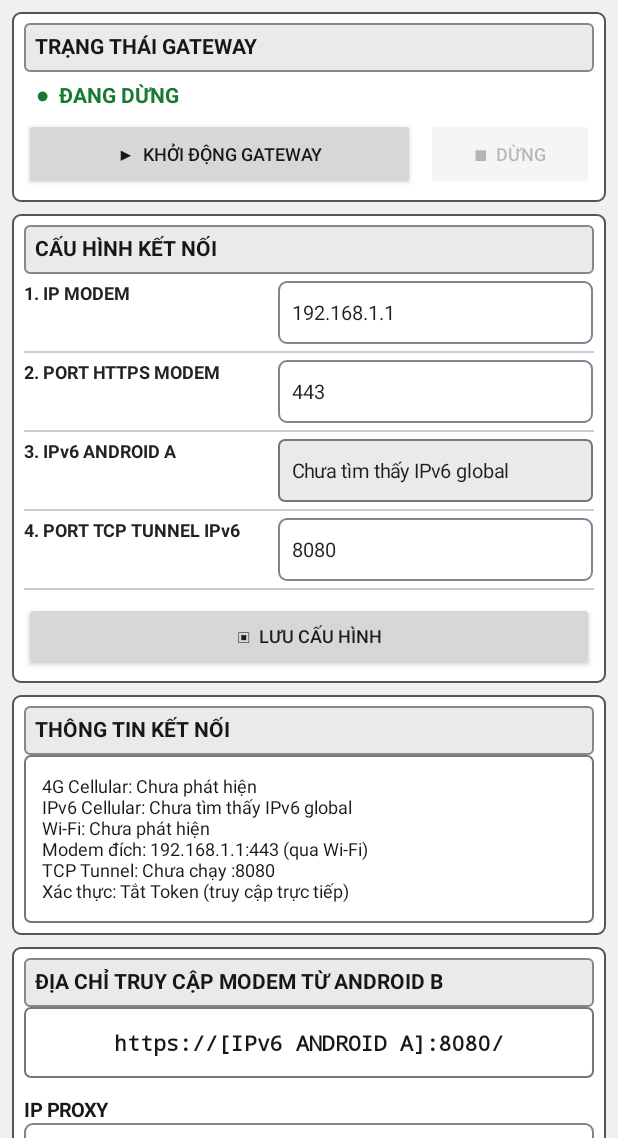
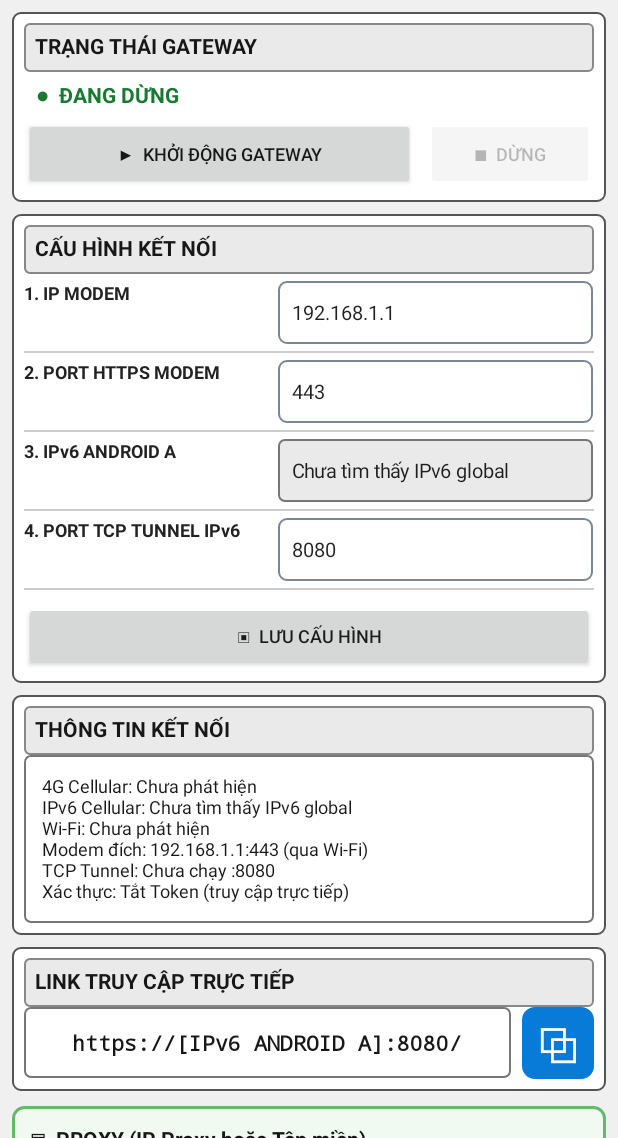
Before and after one commit to hieutt1982/IPv6_Modem_Gateway, an Android app: the screen it shows after launch (MainActivity), on a phone screen of 412 x 824 dp, the part 98-1236 px from its top. Run offline under Robolectric (Android 15) with nearby library versions, the phone set to English and light mode, and no system bars.

Commit message:
Add files via upload

```diff
--- a/IPv6_Modem_Gateway/app/src/main/java/vn/gateway/ipv6test/MainActivity.java
+++ b/IPv6_Modem_Gateway/app/src/main/java/vn/gateway/ipv6test/MainActivity.java
@@ -254,32 +254,65 @@ public class MainActivity extends Activity {
         details.setTextIsSelectable(true);
         infoCard.addView(details, new LinearLayout.LayoutParams(-1, -2));
 
-        LinearLayout accessCard = panelCard(root, "ĐỊA CHỈ TRUY CẬP MODEM TỪ ANDROID B", panel, ink);
+        LinearLayout accessCard = panelCard(root, "LINK TRUY CẬP TRỰC TIẾP", panel, ink);
         accessLinkView = makeText("https://[IPv6 ANDROID A]:" + gatewayPort + "/", 14, ink);
         accessLinkView.setTypeface(android.graphics.Typeface.MONOSPACE, android.graphics.Typeface.BOLD);
         accessLinkView.setGravity(Gravity.CENTER);
         accessLinkView.setPadding(dp(8), dp(14), dp(8), dp(14));
         accessLinkView.setBackground(makeBorderBackground(0xFFFFFFFF, line, 1, 4));
-        accessCard.addView(accessLinkView, new LinearLayout.LayoutParams(-1, -2));
-        // Proxy address is configurable here; later it can be changed to a domain name.
+        LinearLayout directLinkRow = new LinearLayout(this);
+        directLinkRow.setOrientation(LinearLayout.HORIZONTAL);
+        directLinkRow.setGravity(Gravity.CENTER_VERTICAL);
+        directLinkRow.addView(accessLinkView, new LinearLayout.LayoutParams(0, -2, 1f));
+        TextView copyDirectIcon = makeCopyIconButton("Sao chép link truy cập trực tiếp", () -> copyGatewayLink(false));
+        LinearLayout.LayoutParams directIconLp = new LinearLayout.LayoutParams(dp(48), dp(48));
+        directIconLp.leftMargin = dp(7);
+        directLinkRow.addView(copyDirectIcon, directIconLp);
+        accessCard.addView(directLinkRow, new LinearLayout.LayoutParams(-1, -2));
+
+        // Proxy group: IP input auto-saves; generated URL updates as the IP changes.
+        LinearLayout proxyCard = new LinearLayout(this);
+        proxyCard.setOrientation(LinearLayout.VERTICAL);
+        proxyCard.setPadding(dp(12), dp(12), dp(12), dp(12));
+        proxyCard.setBackground(makeBorderBackground(0xFFF0FAF0, 0xFF62B96B, 2, 7));
+        LinearLayout.LayoutParams proxyCardLp = new LinearLayout.LayoutParams(-1, -2);
+        proxyCardLp.topMargin = dp(10);
+        root.addView(proxyCard, proxyCardLp);
+
+        TextView proxyHeading = makeText("▤  PROXY (IP Proxy hoặc Tên miền)", 14, ink);
+        proxyHeading.setTypeface(null, android.graphics.Typeface.BOLD);
+        proxyCard.addView(proxyHeading, new LinearLayout.LayoutParams(-1, -2));
+
         TextView proxyLabel = makeText("IP PROXY", 13, ink);
         proxyLabel.setTypeface(null, android.graphics.Typeface.BOLD);
         LinearLayout.LayoutParams proxyLabelLp = new LinearLayout.LayoutParams(-1, -2);
-        proxyLabelLp.topMargin = dp(12);
-        accessCard.addView(proxyLabel, proxyLabelLp);
+        proxyLabelLp.topMargin = dp(10);
+        proxyCard.addView(proxyLabel, proxyLabelLp);
         proxyIpInput = createConfigInput(getSharedPreferences(PREFS_NAME, MODE_PRIVATE).getString(PREF_PROXY_IP, ""), "Ví dụ: 4.254.128.3", android.text.InputType.TYPE_CLASS_TEXT | android.text.InputType.TYPE_TEXT_FLAG_NO_SUGGESTIONS);
-        accessCard.addView(proxyIpInput, new LinearLayout.LayoutParams(-1, dp(46)));
+        proxyCard.addView(proxyIpInput, new LinearLayout.LayoutParams(-1, dp(46)));
+
         TextView proxyLinkLabel = makeText("LINK TRUY CẬP QUA PROXY", 13, ink);
         proxyLinkLabel.setTypeface(null, android.graphics.Typeface.BOLD);
         LinearLayout.LayoutParams proxyLinkLabelLp = new LinearLayout.LayoutParams(-1, -2);
         proxyLinkLabelLp.topMargin = dp(9);
-        accessCard.addView(proxyLinkLabel, proxyLinkLabelLp);
+        proxyCard.addView(proxyLinkLabel, proxyLinkLabelLp);
         proxyLinkView = makeText("Nhập IP Proxy để tạo link", 12, ink);
         proxyLinkView.setTypeface(android.graphics.Typeface.MONOSPACE, android.graphics.Typeface.BOLD);
         proxyLinkView.setGravity(Gravity.CENTER);
         proxyLinkView.setPadding(dp(8), dp(12), dp(8), dp(12));
         proxyLinkView.setBackground(makeBorderBackground(0xFFFFFFFF, line, 1, 4));
-        accessCard.addView(proxyLinkView, new LinearLayout.LayoutParams(-1, -2));
+        LinearLayout proxyLinkRow = new LinearLayout(this);
+        proxyLinkRow.setOrientation(LinearLayout.HORIZONTAL);
+        proxyLinkRow.setGravity(Gravity.CENTER_VERTICAL);
+        proxyLinkRow.addView(proxyLinkView, new LinearLayout.LayoutParams(0, -2, 1f));
+        TextView copyProxyIcon = makeCopyIconButton("Sao chép link Proxy", this::copyProxyLink);
+        LinearLayout.LayoutParams proxyIconLp = new LinearLayout.LayoutParams(dp(48), dp(48));
+        proxyIconLp.leftMargin = dp(7);
+        proxyLinkRow.addView(copyProxyIcon, proxyIconLp);
+        LinearLayout.LayoutParams proxyLinkRowLp = new LinearLayout.LayoutParams(-1, -2);
+        proxyLinkRowLp.topMargin = dp(5);
+        proxyCard.addView(proxyLinkRow, proxyLinkRowLp);
+
         proxyIpInput.addTextChangedListener(new android.text.TextWatcher() {
             @Override public void beforeTextChanged(CharSequence s, int start, int count, int after) { }
             @Override public void onTextChanged(CharSequence s, int start, int before, int count) {
@@ -288,28 +321,6 @@ public class MainActivity extends Activity {
             }
             @Override public void afterTextChanged(android.text.Editable e) { }
         });
-        Button copyProxyButton = new Button(this);
-        copyProxyButton.setText("▢  SAO CHÉP LINK PROXY");
-        copyProxyButton.setTextSize(android.util.TypedValue.COMPLEX_UNIT_DIP, 12);
-        copyProxyButton.setOnClickListener(v -> copyProxyLink());
-        LinearLayout.LayoutParams copyProxyLp = new LinearLayout.LayoutParams(-1, dp(46));
-        copyProxyLp.topMargin = dp(7);
-        accessCard.addView(copyProxyButton, copyProxyLp);
-
-        Button copyLinkButton = new Button(this);
-        copyLinkButton.setText("▢  SAO CHÉP LINK TRUY CẬP");
-        copyLinkButton.setTextSize(android.util.TypedValue.COMPLEX_UNIT_DIP, 12);
-        copyLinkButton.setOnClickListener(v -> copyGatewayLink(false));
-        LinearLayout.LayoutParams copyLinkLp = new LinearLayout.LayoutParams(-1, dp(46));
-        copyLinkLp.topMargin = dp(7);
-        accessCard.addView(copyLinkButton, copyLinkLp);
-        Button testModemButton = new Button(this);
-        testModemButton.setText("↗  KIỂM TRA KẾT NỐI MODEM");
-        testModemButton.setTextSize(android.util.TypedValue.COMPLEX_UNIT_DIP, 12);
-        testModemButton.setOnClickListener(v -> copyGatewayLink(true));
-        LinearLayout.LayoutParams testLp = new LinearLayout.LayoutParams(-1, dp(46));
-        testLp.topMargin = dp(6);
-        accessCard.addView(testModemButton, testLp);
 
         // Large bordered activity log; retains the 200-line rolling history.
         LinearLayout logCard = panelCard(root, "NHẬT KÝ HOẠT ĐỘNG", panel, ink);
@@ -382,6 +393,17 @@ public class MainActivity extends Activity {
         setContentView(page);
         refreshLogView();
         refreshDetails();
+    }
+
+    private TextView makeCopyIconButton(String description, Runnable action) {
+        TextView button = makeText("⧉", 25, 0xFFFFFFFF);
+        button.setGravity(Gravity.CENTER);
+        button.setContentDescription(description);
+        button.setFocusable(true);
+        button.setClickable(true);
+        button.setBackground(makeBorderBackground(0xFF087BD9, 0xFF087BD9, 1, 8));
+        button.setOnClickListener(v -> action.run());
+        return button;
     }
 
     private LinearLayout panelCard(LinearLayout parent, String heading, int fill, int ink) {
```
